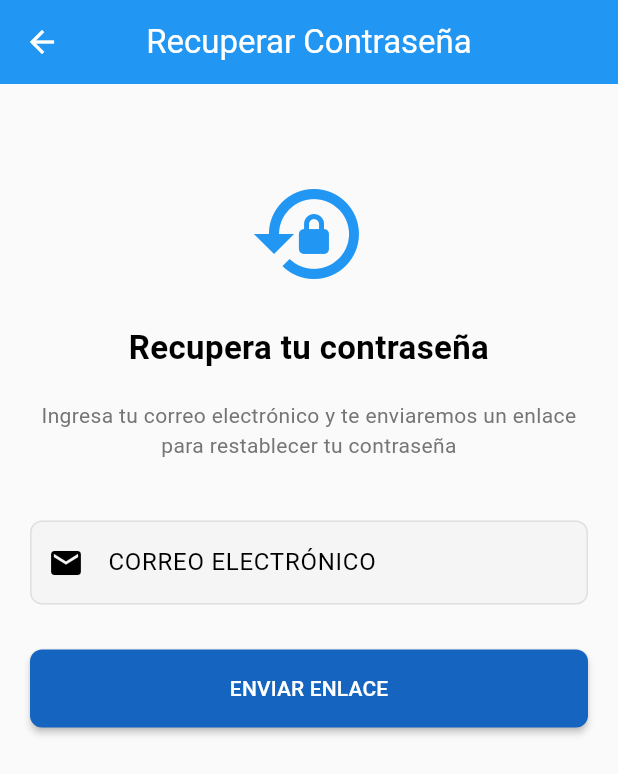
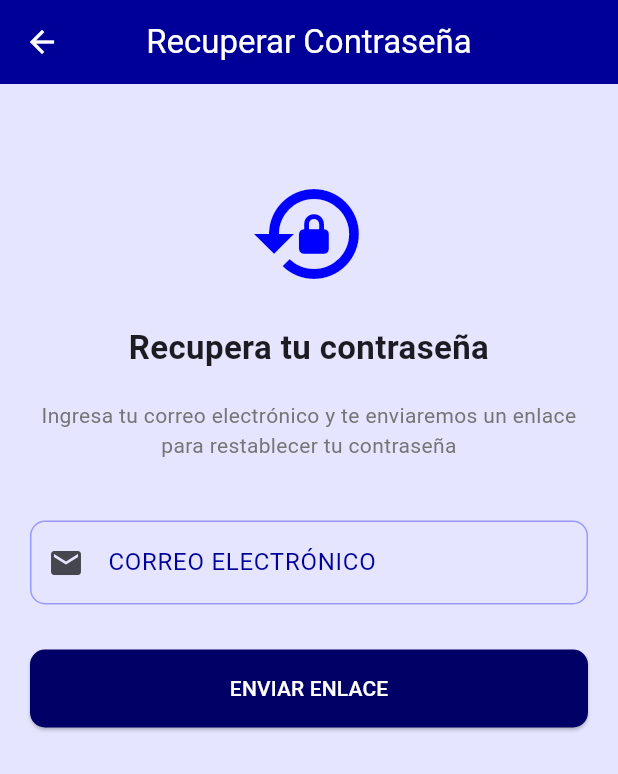
Before and after one commit to CarlosGuerrero008/Seguimiento_De_Construccion, a Flutter app: the screen it shows after launch, after a tap on "¿Olvidaste tu contraseña?", on a phone screen of 412 x 824 dp. Shown: the top 774 px of the screen. Run offline on Flutter 3.47's test engine with Material 3 defaults, Android fonts, the phone set to English and light mode, and no system bars; our stand-ins replace app_links, cloud_firestore, device_info_plus, file_picker, firebase_auth, firebase_core and 14 more; accounts and stored records are empty.

Commit message:
cambio paleta de colores

```diff
--- a/lib/main.dart
+++ b/lib/main.dart
@@ -1,6 +1,5 @@
 import 'package:flutter/material.dart';
 import 'package:firebase_core/firebase_core.dart';
-import 'package:provider/provider.dart';
 import 'package:flutter_dotenv/flutter_dotenv.dart';
 import './widgets/AuthWrapper.dart';
 import './providers/theme_provider.dart';
@@ -12,35 +11,19 @@ void main() async {
   await dotenv.load(fileName: ".env");
 
   await Firebase.initializeApp();
-  runApp(MyApp());
+  runApp(const MyApp());
 }
 
 class MyApp extends StatelessWidget {
+  const MyApp({super.key});
+
   @override
   Widget build(BuildContext context) {
-    return ChangeNotifierProvider(
-      create: (_) => ThemeProvider(),
-      child: Consumer<ThemeProvider>(
-        builder: (context, themeProvider, child) {
-          if (themeProvider.isLoading) {
-            return MaterialApp(
-              debugShowCheckedModeBanner: false,
-              home: Scaffold(
-                body: Center(child: CircularProgressIndicator()),
-              ),
-            );
-          }
-
-          return MaterialApp(
-            debugShowCheckedModeBanner: false,
-            title: 'Seguimiento de Construcción',
-            theme: ThemeProvider.lightTheme,
-            darkTheme: ThemeProvider.darkTheme,
-            themeMode: themeProvider.isDarkMode ? ThemeMode.dark : ThemeMode.light,
-            home: AuthWrapper(),
-          );
-        },
-      ),
+    return MaterialApp(
+      debugShowCheckedModeBanner: false,
+      title: 'Seguimiento de Construccion',
+      theme: ThemeProvider.theme,
+      home: AuthWrapper(),
     );
   }
 }
--- a/lib/providers/theme_provider.dart
+++ b/lib/providers/theme_provider.dart
@@ -1,173 +1,118 @@
 import 'package:flutter/material.dart';
-import 'package:shared_preferences/shared_preferences.dart';
 
-class ThemeProvider extends ChangeNotifier {
-  bool _isDarkMode = false;
-  bool _isLoading = true;
+/// Paleta principal de la aplicacion.
+class AppColors {
+  static const Color primary50 = Color(0xFFE5E5FF);
+  static const Color primary100 = Color(0xFFCCCCFF);
+  static const Color primary200 = Color(0xFF9999FF);
+  static const Color primary300 = Color(0xFF6666FF);
+  static const Color primary400 = Color(0xFF3333FF);
+  static const Color primary500 = Color(0xFF0000FF);
+  static const Color primary600 = Color(0xFF0000CC);
+  static const Color primary700 = Color(0xFF000099);
+  static const Color primary800 = Color(0xFF000066);
+  static const Color primary900 = Color(0xFF000033);
 
-  bool get isDarkMode => _isDarkMode;
-  bool get isLoading => _isLoading;
+  static const MaterialColor primarySwatch = MaterialColor(
+    0xFF0000FF,
+    <int, Color>{
+      50: primary50,
+      100: primary100,
+      200: primary200,
+      300: primary300,
+      400: primary400,
+      500: primary500,
+      600: primary600,
+      700: primary700,
+      800: primary800,
+      900: primary900,
+    },
+  );
+}
 
-  ThemeProvider() {
-    _loadThemeFromPrefs();
-  }
+/// Tema unico de la app usando la paleta definida.
+class ThemeProvider {
+  static ThemeData get theme {
+    final colorScheme = ColorScheme.fromSeed(
+      seedColor: AppColors.primary500,
+      brightness: Brightness.light,
+    ).copyWith(
+      primary: AppColors.primary500,
+      secondary: AppColors.primary300,
+      primaryContainer: AppColors.primary100,
+      secondaryContainer: AppColors.primary200,
+      surface: Colors.white,
+      background: AppColors.primary50,
+    );
 
-  // Cargar preferencia de tema desde SharedPreferences
-  Future<void> _loadThemeFromPrefs() async {
-    try {
-      final prefs = await SharedPreferences.getInstance();
-      _isDarkMode = prefs.getBool('isDarkMode') ?? false;
-      _isLoading = false;
-      notifyListeners();
-    } catch (e) {
-      print('Error al cargar preferencias de tema: $e');
-      _isLoading = false;
-      notifyListeners();
-    }
-  }
-
-  // Alternar entre tema claro y oscuro
-  Future<void> toggleTheme() async {
-    _isDarkMode = !_isDarkMode;
-    notifyListeners();
-
-    try {
-      final prefs = await SharedPreferences.getInstance();
-      await prefs.setBool('isDarkMode', _isDarkMode);
-    } catch (e) {
-      print('Error al guardar preferencias de tema: $e');
-    }
-  }
-
-  // Establecer tema espec�fico
-  Future<void> setTheme(bool isDark) async {
-    if (_isDarkMode == isDark) return;
-
-    _isDarkMode = isDark;
-    notifyListeners();
-
-    try {
-      final prefs = await SharedPreferences.getInstance();
-      await prefs.setBool('isDarkMode', _isDarkMode);
-    } catch (e) {
-      print('Error al guardar preferencias de tema: $e');
-    }
-  }
-
-  // Tema claro
-  static ThemeData get lightTheme {
     return ThemeData(
       useMaterial3: true,
       brightness: Brightness.light,
-      colorScheme: ColorScheme.light(
-        primary: Colors.blue,
-        secondary: Colors.blueAccent,
-        surface: Colors.white,
-        error: Colors.red,
-      ),
-      scaffoldBackgroundColor: Colors.grey[50],
+      colorScheme: colorScheme,
+      primaryColor: AppColors.primary500,
+      primarySwatch: AppColors.primarySwatch,
+      scaffoldBackgroundColor: AppColors.primary50,
+      fontFamily: 'Roboto',
       appBarTheme: AppBarTheme(
-        elevation: 0,
-        backgroundColor: Colors.blue,
+        backgroundColor: AppColors.primary700,
         foregroundColor: Colors.white,
         centerTitle: true,
+        elevation: 0,
         iconTheme: IconThemeData(color: Colors.white),
       ),
       cardTheme: CardThemeData(
-        elevation: 2,
+        color: Colors.white,
+        elevation: 3,
         shape: RoundedRectangleBorder(
-          borderRadius: BorderRadius.circular(12),
+          borderRadius: BorderRadius.circular(14),
         ),
-        color: Colors.white,
       ),
       elevatedButtonTheme: ElevatedButtonThemeData(
         style: ElevatedButton.styleFrom(
-          elevation: 2,
+          backgroundColor: AppColors.primary600,
+          foregroundColor: Colors.white,
           padding: EdgeInsets.symmetric(horizontal: 24, vertical: 12),
           shape: RoundedRectangleBorder(
-            borderRadius: BorderRadius.circular(8),
+            borderRadius: BorderRadius.circular(10),
           ),
+        ),
+      ),
+      textButtonTheme: TextButtonThemeData(
+        style: TextButton.styleFrom(
+          foregroundColor: AppColors.primary600,
         ),
       ),
       inputDecorationTheme: InputDecorationTheme(
         filled: true,
-        fillColor: Colors.grey[100],
+        fillColor: AppColors.primary50,
         border: OutlineInputBorder(
-          borderRadius: BorderRadius.circular(8),
+          borderRadius: BorderRadius.circular(10),
           borderSide: BorderSide.none,
         ),
         enabledBorder: OutlineInputBorder(
-          borderRadius: BorderRadius.circular(8),
-          borderSide: BorderSide(color: Colors.grey[300]!),
+          borderRadius: BorderRadius.circular(10),
+          borderSide: BorderSide(color: AppColors.primary200),
         ),
         focusedBorder: OutlineInputBorder(
-          borderRadius: BorderRadius.circular(8),
-          borderSide: BorderSide(color: Colors.blue, width: 2),
+          borderRadius: BorderRadius.circular(10),
+          borderSide: BorderSide(color: AppColors.primary500, width: 2),
         ),
+        hintStyle: TextStyle(color: AppColors.primary300),
+        labelStyle: TextStyle(color: AppColors.primary700),
       ),
       floatingActionButtonTheme: FloatingActionButtonThemeData(
+        backgroundColor: AppColors.primary600,
+        foregroundColor: Colors.white,
         elevation: 4,
-        backgroundColor: Colors.blue,
-        foregroundColor: Colors.white,
       ),
-    );
-  }
-
-  // Tema oscuro
-  static ThemeData get darkTheme {
-    return ThemeData(
-      useMaterial3: true,
-      brightness: Brightness.dark,
-      colorScheme: ColorScheme.dark(
-        primary: Colors.blue[300]!,
-        secondary: Colors.blueAccent[200]!,
-        surface: Colors.grey[850]!,
-        error: Colors.red[300]!,
+      dividerTheme: DividerThemeData(
+        color: AppColors.primary100,
+        thickness: 1,
       ),
-      scaffoldBackgroundColor: Colors.grey[900],
-      appBarTheme: AppBarTheme(
-        elevation: 0,
-        backgroundColor: Colors.grey[850],
-        foregroundColor: Colors.white,
-        centerTitle: true,
-        iconTheme: IconThemeData(color: Colors.white),
-      ),
-      cardTheme: CardThemeData(
-        elevation: 2,
-        shape: RoundedRectangleBorder(
-          borderRadius: BorderRadius.circular(12),
-        ),
-        color: Colors.grey[850],
-      ),
-      elevatedButtonTheme: ElevatedButtonThemeData(
-        style: ElevatedButton.styleFrom(
-          elevation: 2,
-          padding: EdgeInsets.symmetric(horizontal: 24, vertical: 12),
-          shape: RoundedRectangleBorder(
-            borderRadius: BorderRadius.circular(8),
-          ),
-        ),
-      ),
-      inputDecorationTheme: InputDecorationTheme(
-        filled: true,
-        fillColor: Colors.grey[800],
-        border: OutlineInputBorder(
-          borderRadius: BorderRadius.circular(8),
-          borderSide: BorderSide.none,
-        ),
-        enabledBorder: OutlineInputBorder(
-          borderRadius: BorderRadius.circular(8),
-          borderSide: BorderSide(color: Colors.grey[700]!),
-        ),
-        focusedBorder: OutlineInputBorder(
-          borderRadius: BorderRadius.circular(8),
-          borderSide: BorderSide(color: Colors.blue[300]!, width: 2),
-        ),
-      ),
-      floatingActionButtonTheme: FloatingActionButtonThemeData(
-        elevation: 4,
-        backgroundColor: Colors.blue[300],
-        foregroundColor: Colors.black,
+      tabBarTheme: TabBarThemeData(
+        labelColor: AppColors.primary700,
+        unselectedLabelColor: AppColors.primary300,
+        indicatorColor: AppColors.primary500,
       ),
     );
   }
--- a/lib/screens/forgot_password_screen.dart
+++ b/lib/screens/forgot_password_screen.dart
@@ -1,6 +1,7 @@
 import 'package:flutter/material.dart';
 import 'package:firebase_auth/firebase_auth.dart';
 import 'dart:async';
+import '../providers/theme_provider.dart';
 
 class ForgotPasswordScreen extends StatefulWidget {
   @override
@@ -109,7 +110,7 @@ class _ForgotPasswordScreenState extends State<ForgotPasswordScreen> {
               crossAxisAlignment: CrossAxisAlignment.stretch,
               children: [
                 SizedBox(height: 40),
-                Icon(Icons.lock_reset, size: 80, color: Colors.blue),
+                Icon(Icons.lock_reset, size: 80, color: AppColors.primary500),
                 SizedBox(height: 20),
                 Text(
                   "Recupera tu contraseña",
@@ -150,7 +151,7 @@ class _ForgotPasswordScreenState extends State<ForgotPasswordScreen> {
                   onPressed: (_isLoading || !_canSend) ? null : _sendResetEmail,
                   style: ElevatedButton.styleFrom(
                     padding: EdgeInsets.symmetric(vertical: 16),
-                    backgroundColor: Colors.blue.shade800,
+                    backgroundColor: AppColors.primary800,
                   ),
                   child: _isLoading
                       ? CircularProgressIndicator(color: Colors.white)
@@ -173,7 +174,7 @@ class _ForgotPasswordScreenState extends State<ForgotPasswordScreen> {
                     onPressed: () => Navigator.pop(context),
                     child: Text(
                       'Volver al inicio de sesión',
-                      style: TextStyle(color: Colors.blue),
+                      style: TextStyle(color: AppColors.primary500),
                     ),
                   ),
                 ],
--- a/lib/screens/invitation_handler_screen.dart
+++ b/lib/screens/invitation_handler_screen.dart
@@ -3,6 +3,7 @@ import 'package:firebase_auth/firebase_auth.dart';
 import 'package:cloud_firestore/cloud_firestore.dart';
 import 'home_screen.dart';
 import 'login_screen.dart';
+import '../providers/theme_provider.dart';
 
 class InvitationHandlerScreen extends StatefulWidget {
   final String token;
@@ -148,7 +149,7 @@ class _InvitationHandlerScreenState extends State<InvitationHandlerScreen> {
         ScaffoldMessenger.of(context).showSnackBar(
           SnackBar(
             content: Text('Ya eres miembro de este proyecto'),
-            backgroundColor: Colors.blue,
+            backgroundColor: AppColors.primary500,
           ),
         );
 
@@ -274,7 +275,7 @@ class _InvitationHandlerScreenState extends State<InvitationHandlerScreen> {
                               children: [
                                 Icon(
                                   Icons.business,
-                                  color: Colors.blue,
+                                  color: AppColors.primary500,
                                   size: 32,
                                 ),
                                 SizedBox(width: 12),
--- a/lib/screens/login_screen.dart
+++ b/lib/screens/login_screen.dart
@@ -4,6 +4,7 @@ import 'register_screen.dart';
 import 'forgot_password_screen.dart';
 import 'home_screen.dart';
 import 'invitation_handler_screen.dart';
+import '../providers/theme_provider.dart';
 
 class LoginScreen extends StatefulWidget {
   final String? invitationToken;
@@ -238,7 +239,7 @@ class _LoginScreenState extends State<LoginScreen> {
                           },
                           child: Text(
                             '¿Olvidaste tu contraseña?',
-                            style: TextStyle(color: Colors.blue),
+                            style: TextStyle(color: AppColors.primary500),
                           ),
                         ),
                       ),
@@ -251,7 +252,7 @@ class _LoginScreenState extends State<LoginScreen> {
                           shape: RoundedRectangleBorder(
                             borderRadius: BorderRadius.circular(8),
                           ),
-                          backgroundColor: Colors.blue.shade800,
+                          backgroundColor: AppColors.primary800,
                         ),
                         child: _isLoading
                             ? SizedBox(
@@ -285,7 +286,7 @@ class _LoginScreenState extends State<LoginScreen> {
                               'Regístrate aquí',
                               style: TextStyle(
                                 fontWeight: FontWeight.bold,
-                                color: Colors.blue.shade800,
+                                color: AppColors.primary800,
                               ),
                             ),
                           ),
--- a/lib/screens/project_chatbot_screen.dart
+++ b/lib/screens/project_chatbot_screen.dart
@@ -2,6 +2,7 @@ import 'package:flutter/material.dart';
 import 'package:cloud_firestore/cloud_firestore.dart';
 import 'package:google_generative_ai/google_generative_ai.dart';
 import 'package:flutter_dotenv/flutter_dotenv.dart';
+import '../providers/theme_provider.dart';
 
 class ProjectChatbotScreen extends StatefulWidget {
   final String projectId;
@@ -357,7 +358,7 @@ ${reports.take(5).map((r) => '- ${r['date']}: ${r['contractor']} en ${r['section
         constraints: BoxConstraints(maxWidth: MediaQuery.of(context).size.width * 0.75),
         decoration: BoxDecoration(
           color: message.isUser
-              ? Colors.blue
+              ? AppColors.primary500
               : Colors.grey[200],
           borderRadius: BorderRadius.circular(16),
         ),
--- a/lib/screens/register_screen.dart
+++ b/lib/screens/register_screen.dart
@@ -3,6 +3,7 @@ import 'package:firebase_auth/firebase_auth.dart';
 import 'package:cloud_firestore/cloud_firestore.dart'; // Importa Cloud Firestore
 import 'login_screen.dart';
 import 'home_screen.dart';
+import '../providers/theme_provider.dart';
 
 class RegisterScreen extends StatefulWidget {
   @override
@@ -125,7 +126,7 @@ class _RegisterScreenState extends State<RegisterScreen> {
             child: Column(
               mainAxisSize: MainAxisSize.min,
               children: [
-                Icon(Icons.mark_email_read, size: 50, color: Colors.blue),
+                Icon(Icons.mark_email_read, size: 50, color: AppColors.primary500),
                 SizedBox(height: 20),
                 Text(
                   'Hemos enviado un enlace de verificación a:',
```
Also changed, not shown: lib/screens/ai_report_screen.dart (+4 -3 lines), lib/screens/create_project_screen.dart (+16 -15 lines), lib/screens/edit_profile_screen.dart (+4 -3 lines), lib/screens/home_screen.dart (+32 -39 lines), lib/screens/materials_management_screen.dart (+13 -18 lines), lib/screens/profile_settings_screen.dart (+8 -38 lines), lib/screens/project_dashboard_screen.dart (+9 -12 lines), lib/screens/project_documents_screen.dart (+7 -6 lines), lib/screens/project_report_screen.dart (+17 -16 lines), lib/screens/section_details_screen.dart (+10 -8 lines), lib/services/pdf_generator_service.dart (+36 -22 lines).
